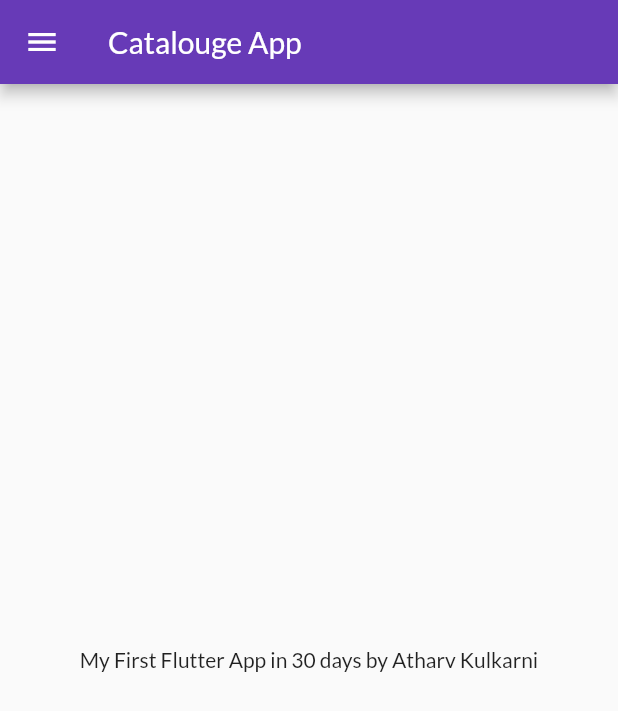
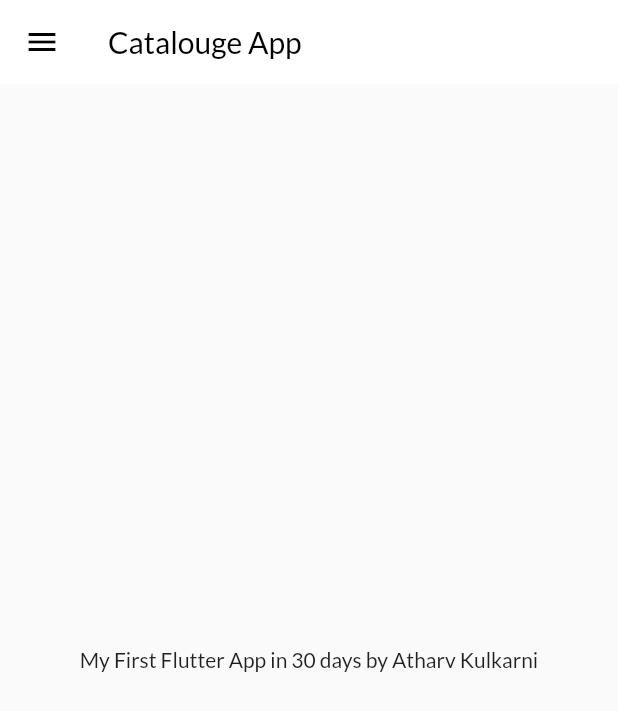
Before and after one commit to AtharvKulkarni1611/FlutterApp, a Flutter app: the screen it shows after launch, on a phone screen of 412 x 824 dp. Shown: the top 711 px of the screen. Run offline on Flutter 3.47's test engine with Material 2 defaults, Android fonts, the phone set to English and light mode, and no system bars; our stand-ins replace google_fonts.

Commit message:
Themes extracted

```diff
--- a/lib/main.dart
+++ b/lib/main.dart
@@ -1,5 +1,5 @@
 import 'package:flutter/material.dart';
-import 'package:google_fonts/google_fonts.dart';
+import 'package:test_app/widgets/themes.dart';
 import 'package:test_app/pages/home_page.dart';
 import 'package:test_app/pages/login_page.dart';
 import 'package:test_app/utils/routes.dart';
@@ -19,10 +19,8 @@ class MyApp extends StatelessWidget {
 
     return MaterialApp(
         themeMode: ThemeMode.light,
-        theme: ThemeData(
-          primarySwatch: Colors.deepPurple,
-          fontFamily: GoogleFonts.lato().fontFamily,
-        ),
+        theme: MyTheme.lightTheme,
+        darkTheme: MyTheme.darkTheme,
         debugShowCheckedModeBanner: false,
         initialRoute: "/",
         routes: {
--- a/lib/pages/home_page.dart
+++ b/lib/pages/home_page.dart
@@ -12,7 +12,10 @@ class Homepage extends StatelessWidget {
 
     return Scaffold(
       appBar: AppBar(
-        title: Text("Catalouge App"),
+        title: Text(
+          "Catalouge App",
+          style: TextStyle(color: Colors.black),
+        ),
       ),
       body: Center(
         child: Container(
--- /dev/null
+++ b/lib/widgets/themes.dart
@@ -0,0 +1,18 @@
+import 'package:flutter/material.dart';
+import 'package:google_fonts/google_fonts.dart';
+
+class MyTheme {
+  static ThemeData get lightTheme => ThemeData(
+        primarySwatch: Colors.deepPurple,
+        fontFamily: GoogleFonts.lato().fontFamily,
+        appBarTheme: AppBarTheme(
+          color: Colors.white,
+          elevation: 0.0,
+          iconTheme: IconThemeData(color: Colors.black),
+        ),
+      );
+
+  static ThemeData get darkTheme => ThemeData(
+        brightness: Brightness.dark,
+      );
+}
```
